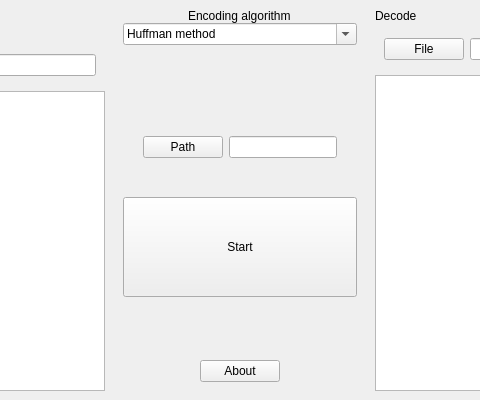
Above: interface.ui from Your-vo1d/Hidden_Cipher before the change; both pictures show x 160 to 640 and y 0 to 400 of the 800 by 400 pixel window. Below: the same form after it.
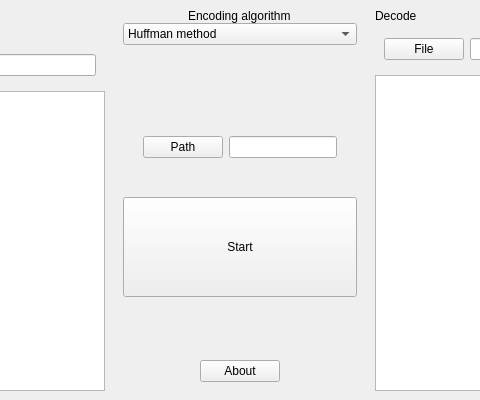
That is the form after the change. Icons and pictures are not drawn.

Commit message: Removed 'editable' attribute from QComboBox

Patch:
```diff
--- a/interface.ui
+++ b/interface.ui
@@ -145,7 +145,7 @@
              </sizepolicy>
             </property>
             <property name="editable">
-             <bool>true</bool>
+             <bool>false</bool>
             </property>
             <item>
              <property name="text">
```
